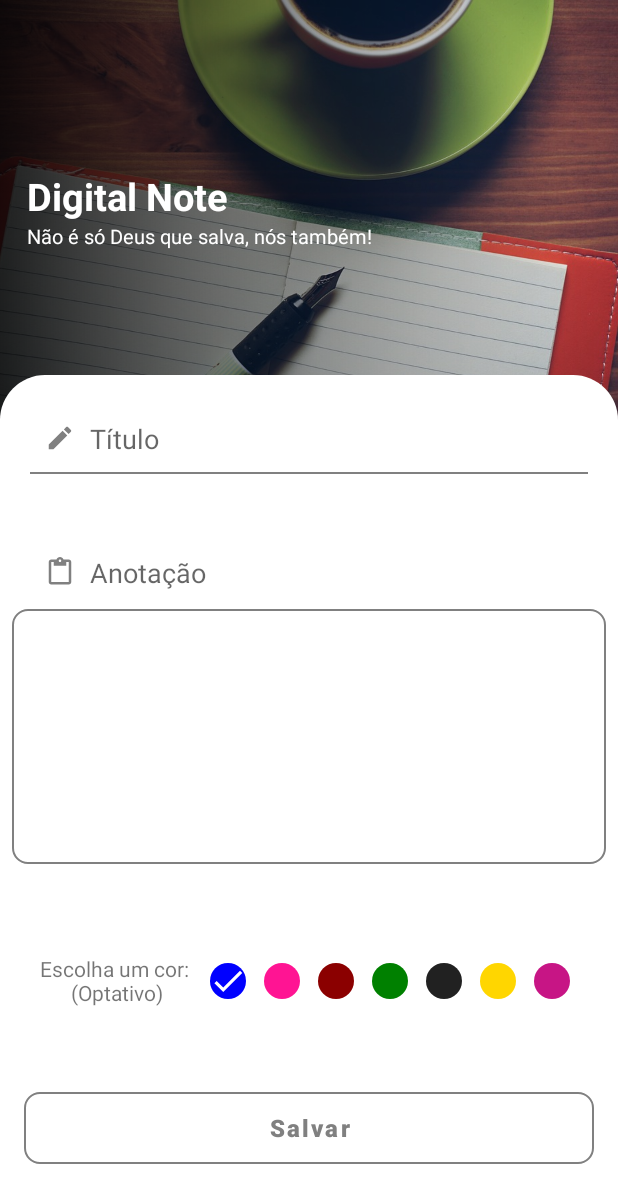
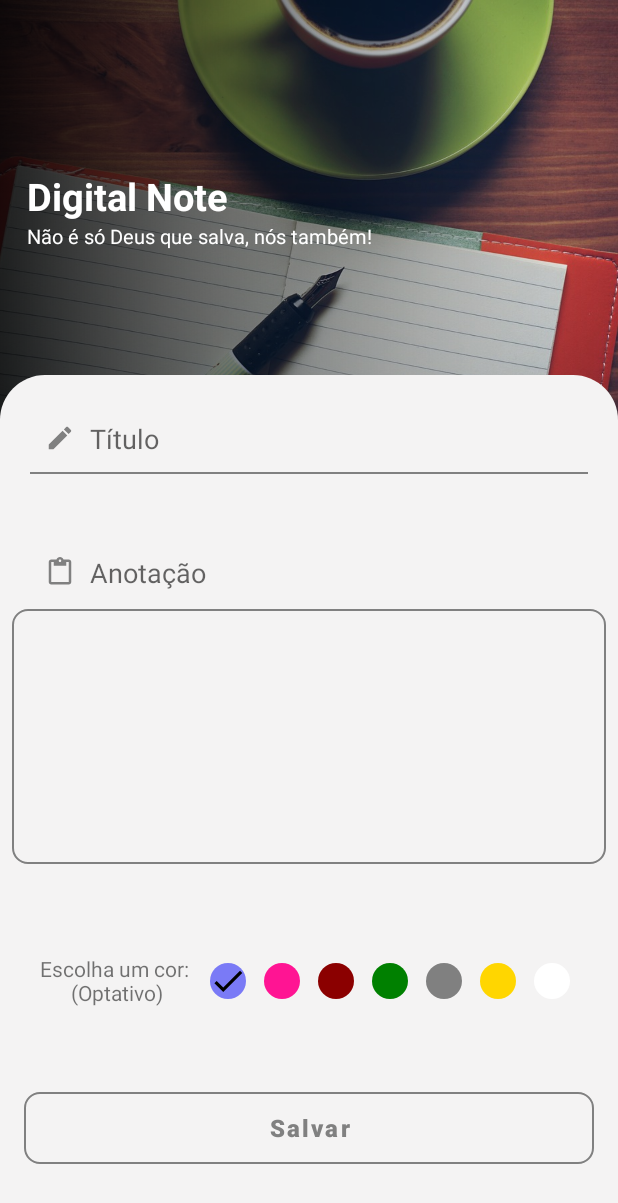
Before and after one commit to jeduardosa/Portifolio, an Android app: the screen it shows after launch (EditNoteActivity before the commit, CreateNoteActivity after it), after a tap on "Digital Note", on a phone screen of 412 x 824 dp. Shown: the top 1203 px of the screen. Run offline under Robolectric (Android 15) with nearby library versions, the phone set to English and light mode, and no system bars; our stand-ins replace Room's generated code; 1 statement that could not run was skipped.

Commit message:
ponto de verificação

```diff
--- a/app/src/main/AndroidManifest.xml
+++ b/app/src/main/AndroidManifest.xml
@@ -12,7 +12,7 @@
         android:theme="@style/Theme.DigitalNoteApp.LIGHT"
         tools:targetApi="31">
          <activity
-            android:name=".view.EditNoteActivity"
+            android:name=".view.CreateNoteActivity"
             android:exported="false"
             android:label="@string/title_activity_edit_details_note"
             android:theme="@style/Theme.DigitalNoteApp.LIGHT" />
--- a/app/src/main/java/learn/project/digitalnoteapp/view/EditNoteActivity.kt
+++ /dev/null
@@ -1,79 +0,0 @@
-package learn.project.digitalnoteapp.view
-
-import android.app.DatePickerDialog
-import android.os.Bundle
-import android.view.View
-import android.widget.DatePicker
-import android.widget.Toast
-import androidx.appcompat.app.AppCompatActivity
-import androidx.lifecycle.Observer
-import androidx.lifecycle.ViewModelProvider
-import learn.project.digitalnoteapp.R
-import learn.project.digitalnoteapp.constants.DataBaseConstants
-import learn.project.digitalnoteapp.databinding.ActivityEditNoteBinding
-import learn.project.digitalnoteapp.model.NoteModel
-import learn.project.digitalnoteapp.viewmodel.EditNoteViewModel
-import java.text.SimpleDateFormat
-import java.util.*
-
-class EditNoteActivity : AppCompatActivity(), View.OnClickListener{
-
-    private lateinit var binding: ActivityEditNoteBinding
-    private lateinit var viewModel: EditNoteViewModel
-    private var noteId = 0
-    private val dateFormat = SimpleDateFormat("dd/MM/yyyy")
-
-
-
-    override fun onCreate(savedInstanceState: Bundle?) {
-        super.onCreate(savedInstanceState)
-
-        binding = ActivityEditNoteBinding.inflate(layoutInflater)
-        setContentView(binding.root)
-        supportActionBar?.hide()
-        viewModel = ViewModelProvider(this).get(EditNoteViewModel::class.java)
-
-        binding.btnSalvar.setOnClickListener(this)
-
-        observe()
-        loadData()
-    }
-
-    override fun onClick(v: View?) {
-
-        if (v!!.id == R.id.btnSalvar) {
-            val title = binding.editTitle.text.toString()
-            val annotation = binding.editAnnotation.text.toString()
-
-            val model = NoteModel().apply {
-                this.id = noteId
-                this.title = title
-                this.annotation = annotation
-            }
-            viewModel.save(model)
-        }
-    }
-
-    private fun observe() {
-        viewModel.note.observe(this) {
-            binding.editTitle.setText(it.title)
-            binding.editAnnotation.setText(it.annotation)
-        }
-
-        viewModel.saveNote.observe(this, Observer {
-            if (it != "") {
-                Toast.makeText(applicationContext, it, Toast.LENGTH_SHORT).show()
-                finish()
-            }
-        })
-    }
-
-    private fun loadData() {
-        val bundle = intent.extras
-        if (bundle != null) {
-            noteId = bundle.getInt(DataBaseConstants.NOTE.ID)
-            viewModel.get(noteId)
-        }
-    }
-
-}
--- a/app/src/main/java/learn/project/digitalnoteapp/view/MainActivity.kt
+++ b/app/src/main/java/learn/project/digitalnoteapp/view/MainActivity.kt
@@ -30,13 +30,13 @@ class MainActivity : AppCompatActivity() {
         binding.recyclerView.adapter = adapter
 
         binding.bottomNavMenu.FloatingActionButtonAdd.setOnClickListener { view ->
-            startActivity(Intent(applicationContext, EditNoteActivity::class.java))
+            startActivity(Intent(applicationContext, CreateNoteActivity::class.java))
         }
 
         val listener = object : OnNoteListener {
 
             override fun onClick(id: Int) {
-                val intent = Intent(applicationContext, EditNoteActivity::class.java)
+                val intent = Intent(applicationContext, CreateNoteActivity::class.java)
                 val bundle = Bundle()
                 bundle.putInt(DataBaseConstants.NOTE.ID, id)
                 intent.putExtras(bundle)
--- a/app/src/main/java/learn/project/digitalnoteapp/view/holder/NoteViewHolder.kt
+++ b/app/src/main/java/learn/project/digitalnoteapp/view/holder/NoteViewHolder.kt
@@ -1,5 +1,6 @@
 package learn.project.digitalnoteapp.view.holder
 
+import android.graphics.Color
 import androidx.appcompat.app.AlertDialog
 import androidx.recyclerview.widget.RecyclerView
 import learn.project.digitalnoteapp.databinding.NoteModelListBinding
@@ -15,14 +16,17 @@ class NoteViewHolder(private val bind: NoteModelListBinding, private val listene
         bind.textAnnotation.text = note.annotation
         //bind.txtCreateDate.text = note.createDate
 
+        //color
+
 
         bind.textAnnotation.setOnClickListener {
             listener.onClick(note.id)
         }
         bind.masterConstraint.setOnClickListener {
+            bind.masterConstraint.setBackgroundColor(Color.WHITE)
+
             listener.onClick(note.id)
         }
-
 
         //Confirmação de delete
         bind.textAnnotation.setOnLongClickListener {
--- a/app/src/main/java/learn/project/digitalnoteapp/viewmodel/EditNoteViewModel.kt
+++ b/app/src/main/java/learn/project/digitalnoteapp/viewmodel/CreateNoteViewModel.kt
@@ -10,7 +10,7 @@ import learn.project.digitalnoteapp.constants.DataBaseConstants
 import learn.project.digitalnoteapp.model.NoteModel
 import learn.project.digitalnoteapp.repository.NoteRepository
 
-class EditNoteViewModel(application: Application) : AndroidViewModel(application) {
+class CreateNoteViewModel(application: Application) : AndroidViewModel(application) {
 
     private val repository = NoteRepository.getInstance(application)
 
--- a/app/src/main/res/drawable/ic_check.xml
+++ b/app/src/main/res/drawable/ic_check.xml
@@ -1,5 +1,10 @@
-<vector android:height="24dp" android:tint="#FFFFFF"
-    android:viewportHeight="24" android:viewportWidth="24"
-    android:width="24dp" xmlns:android="http://schemas.android.com/apk/res/android">
-    <path android:fillColor="@android:color/white" android:pathData="M9,16.17L4.83,12l-1.42,1.41L9,19 21,7l-1.41,-1.41z"/>
+<vector
+    android:height="24dp"
+    android:tint="#FF000000"
+    android:viewportHeight="24"
+    android:viewportWidth="24"
+    android:width="24dp"
+    xmlns:android="http://schemas.android.com/apk/res/android">
+    <path android:fillColor="@android:color/white"
+        android:pathData="M9,16.17L4.83,12l-1.42,1.41L9,19 21,7l-1.41,-1.41z"/>
 </vector>
--- a/app/src/main/res/layout/activity_edit_note.xml
+++ b/app/src/main/res/layout/activity_edit_note.xml
@@ -5,7 +5,7 @@
     android:layout_width="match_parent"
     android:layout_height="match_parent"
     android:orientation="vertical"
-    tools:context=".view.EditNoteActivity">
+    tools:context=".view.CreateNoteActivity">
 
     <ImageView
         android:id="@+id/imageHeader"
@@ -65,6 +65,7 @@
         android:layout_width="match_parent"
         android:layout_height="0dp"
         android:background="@drawable/style_camp_text_background"
+        android:backgroundTint="@color/specialLightColor"
         android:paddingStart="30dp"
         android:paddingEnd="30dp"
         app:layout_constraintBottom_toBottomOf="parent"
@@ -164,40 +165,47 @@
             android:textAlignment="center" />
 
         <ImageView
+            android:id="@+id/img_blue"
             style="@style/Default_color_choices"
             android:background="@drawable/style_pick_note_color"
-            android:backgroundTint="@color/blue"
+            android:backgroundTint="@color/light_blue"
             android:src="@drawable/ic_check" />
 
         <ImageView
+            android:id="@+id/img_pink"
             style="@style/Default_color_choices"
             android:background="@drawable/style_pick_note_color"
             android:backgroundTint="@color/deepPink" />
 
         <ImageView
+            android:id="@+id/img_wine"
             style="@style/Default_color_choices"
             android:background="@drawable/style_pick_note_color"
             android:backgroundTint="@color/dark_red" />
 
         <ImageView
+            android:id="@+id/img_green"
             style="@style/Default_color_choices"
             android:background="@drawable/style_pick_note_color"
             android:backgroundTint="@color/green" />
 
         <ImageView
+            android:id="@+id/img_Light_gray"
             style="@style/Default_color_choices"
             android:background="@drawable/style_pick_note_color"
-            android:backgroundTint="@color/gray" />
+            android:backgroundTint="@color/secondaryLightColor" />
 
         <ImageView
+            android:id="@+id/img_yellow"
             style="@style/Default_color_choices"
             android:background="@drawable/style_pick_note_color"
             android:backgroundTint="@color/primaryColor" />
 
         <ImageView
+            android:id="@+id/img_White"
             style="@style/Default_color_choices"
             android:background="@drawable/style_pick_note_color"
-            android:backgroundTint="@color/MediumVioletRed" />
+            android:backgroundTint="@color/white" />
 
     </LinearLayout>
 
--- a/app/src/main/res/layout/note_model_list.xml
+++ b/app/src/main/res/layout/note_model_list.xml
@@ -13,6 +13,7 @@
         android:layout_width="match_parent"
         android:layout_height="160dp"
         android:padding="8dp"
+        android:background="@android:color/transparent"
         app:layout_constraintEnd_toEndOf="parent"
         app:layout_constraintStart_toStartOf="parent"
         app:layout_constraintTop_toTopOf="parent">
--- a/app/src/main/res/values/colors.xml
+++ b/app/src/main/res/values/colors.xml
@@ -3,7 +3,7 @@
     <color name="black">#FF000000</color>
     <color name="gray">#212121</color>
     <color name="white">#FFFFFFFF</color>
-    <color name="blue">#0000FF</color>
+    <color name="light_blue">#7A7AF6</color>
     <color name="dark_red">#8B0000</color>
     <color name="green">#008000</color>
     <color name="deepPink">#FF1493</color>
@@ -14,6 +14,7 @@
     <color name="primaryDarkColor">#c7a500</color>
     <color name="secondaryColor">#212121</color>
     <color name="secondaryLightColor">#808080</color>
+    <color name="specialLightColor">#F4F3F3</color>
     <color name="secondaryDarkColor">#000000</color>
     <color name="primaryTextColor">#000000</color>
     <color name="secondaryTextColor">#ffffff</color>
```
Also changed, not shown: app/src/main/java/learn/project/digitalnoteapp/view/CreateNoteActivity.kt (added, +160 -0 lines).
